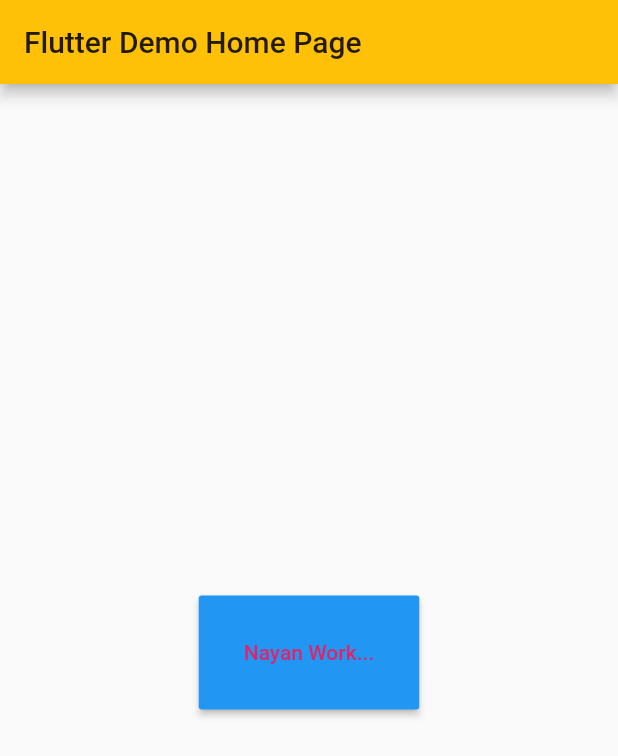
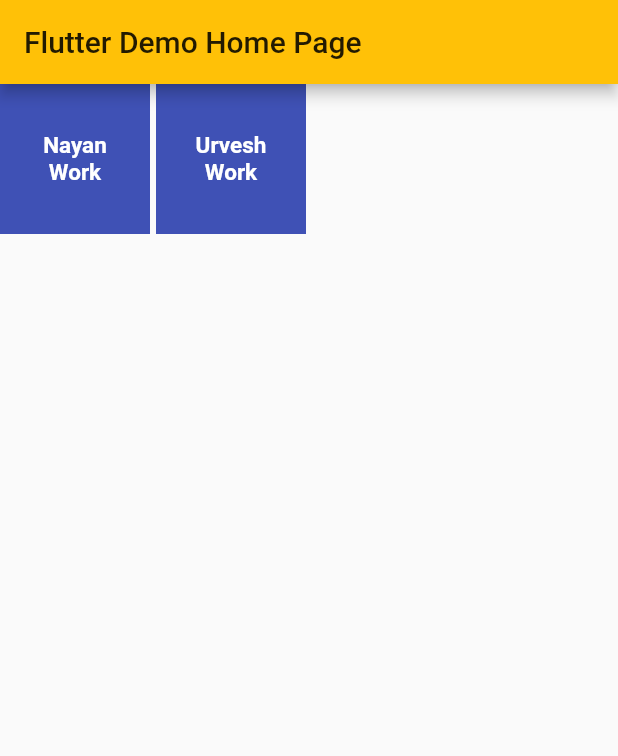
Before and after one commit to arj1496/flutter_app, a Flutter app: the screen it shows after launch, on a phone screen of 412 x 824 dp. Shown: the top 756 px of the screen. Run offline on Flutter 3.47's test engine with Material 2 defaults, Android fonts, the phone set to English and light mode, and no system bars; Roboto replaces fonts that are missing (Montserrat).

Commit message:
Update main.dart
@Urvesh Rathod Grid View

```diff
--- a/lib/main.dart
+++ b/lib/main.dart
@@ -48,6 +48,8 @@ class _MyHomePageState extends State<MyHomePage> {
   int _counter = 0;
   String msg = 'Flutter RaisedButton example';
 
+  TextStyle style = TextStyle(fontFamily: 'Montserrat', fontSize: 15.0);
+
   _changeText() {
     setState(() {
       if (msg.startsWith('F')) {
@@ -59,12 +61,37 @@ class _MyHomePageState extends State<MyHomePage> {
   }
   @override
   Widget build(BuildContext context) {
-    // This method is rerun every time setState is called, for instance as done
-    // by the _incrementCounter method above.
-    //
-    // The Flutter framework has been optimized to make rerunning build methods
-    // fast, so that you can just rebuild anything that needs updating rather
-    // than having to individually change instances of widgets.
+
+    final nayanWork = Material(
+      color: Colors.indigo,
+      /* borderRadius: BorderRadius.circular(30.0),*/
+      child: MaterialButton(
+
+        minWidth: MediaQuery.of(context).size.width,
+        padding: EdgeInsets.fromLTRB(20.0, 15.0, 20.0, 15.0),
+        onPressed: (){},
+        child: Text("Nayan Work",
+            textAlign: TextAlign.center,
+            style: style.copyWith(
+                color: Colors.white, fontWeight: FontWeight.bold)),
+      ),
+    );
+
+    final uvWork = Material(
+      color: Colors.indigo,
+      /* borderRadius: BorderRadius.circular(30.0),*/
+      child: MaterialButton(
+
+        minWidth: MediaQuery.of(context).size.width,
+        padding: EdgeInsets.fromLTRB(20.0, 15.0, 20.0, 15.0),
+        onPressed: (){},
+        child: Text("Urvesh Work",
+            textAlign: TextAlign.center,
+            style: style.copyWith(
+                color: Colors.white, fontWeight: FontWeight.bold)),
+      ),
+    );
+
     return Scaffold(
       appBar: AppBar(
         // Here we take the value from the MyHomePage object that was created by
@@ -74,39 +101,20 @@ class _MyHomePageState extends State<MyHomePage> {
       body: Center(
         // Center is a layout widget. It takes a single child and positions it
         // in the middle of the parent.
-        child: Column(
-          // Column is also layout widget. It takes a list of children and
-          // arranges them vertically. By default, it sizes itself to fit its
-          // children horizontally, and tries to be as tall as its parent.
-          //
-          // Invoke "debug painting" (press "p" in the console, choose the
-          // "Toggle Debug Paint" action from the Flutter Inspector in Android
-          // Studio, or the "Toggle Debug Paint" command in Visual Studio Code)
-          // to see the wireframe for each widget.
-          //
-          // Column has various properties to control how it sizes itself and
-          // how it positions its children. Here we use mainAxisAlignment to
-          // center the children vertically; the main axis here is the vertical
-          // axis because Columns are vertical (the cross axis would be
-          // horizontal).
-          mainAxisAlignment: MainAxisAlignment.center,
+        child: new GridView.count(
+          crossAxisCount: 4,
+          mainAxisSpacing: 4.0,
+          crossAxisSpacing: 4.0,
           children: <Widget>[
-            RaisedButton(
-                child: Text("Nayan Work..."),
-                onPressed: _changeText,
-                color: Colors.blue,
-                textColor: Colors.pink,
-                padding: EdgeInsets.fromLTRB(30, 30, 30, 30),
-                splashColor: Colors.blue,
-            ),
-            SizedBox(
-              height: 10.0,
-            ),
+
+            nayanWork,
+            uvWork,
 
 
 
           ],
         ),
+
       ),
       // This trailing comma makes auto-formatting nicer for build methods.
     );
```
